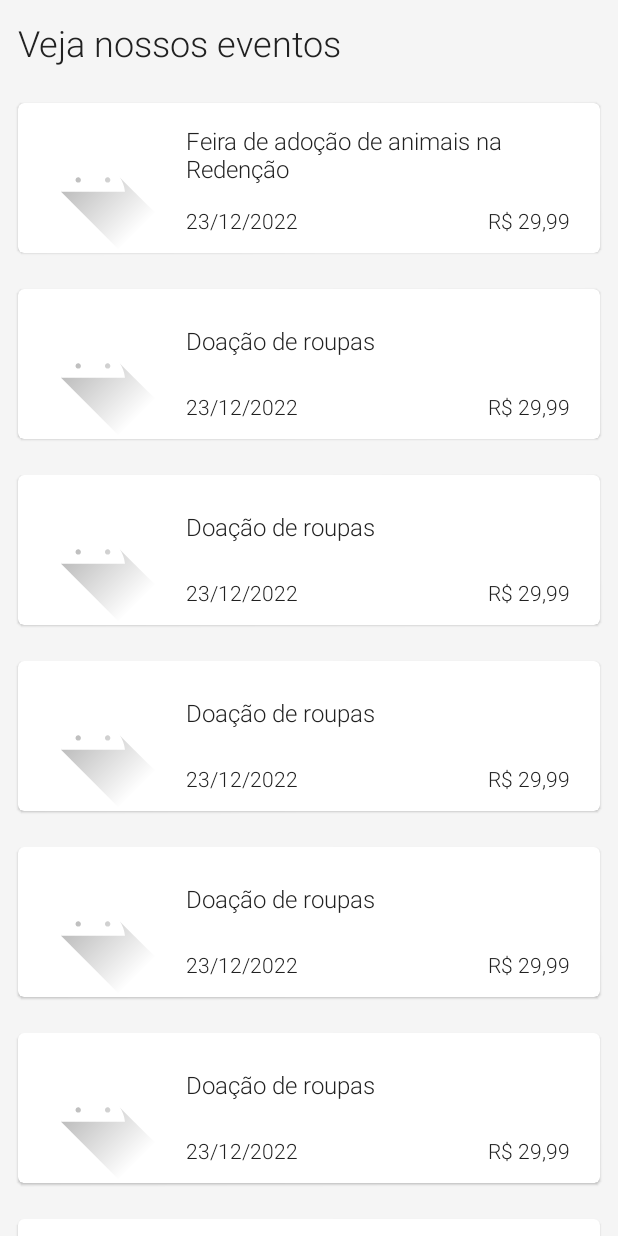
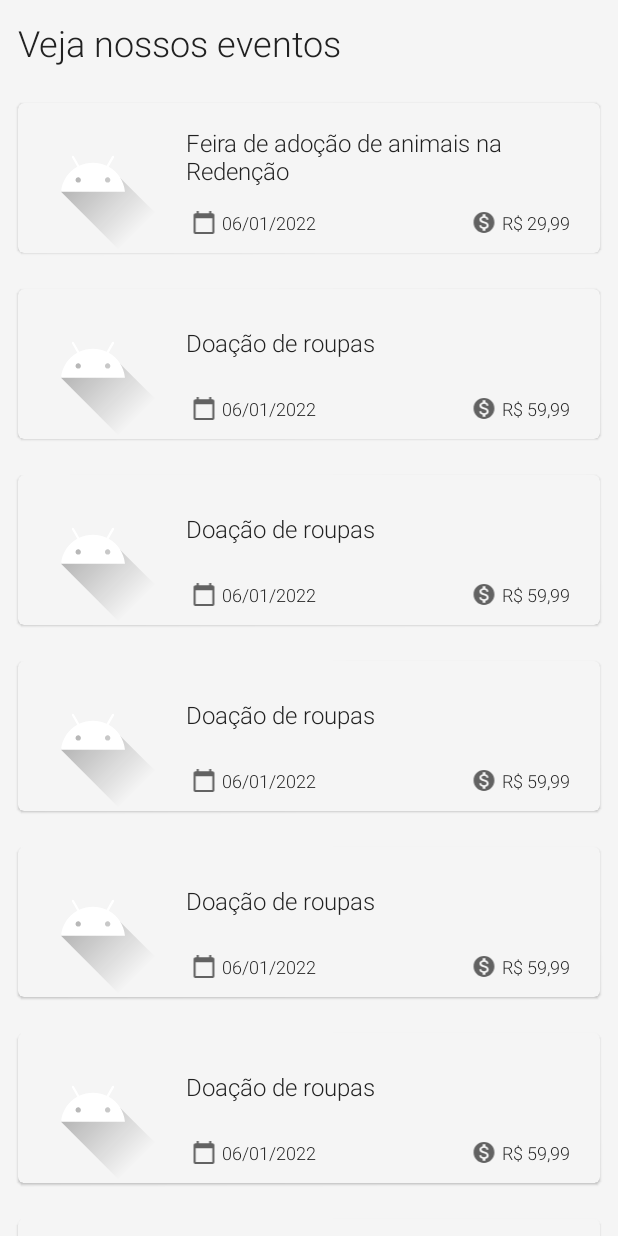
Before and after one commit to fernandozanutto/ApiConnection, an Android app: the screen it shows after launch (HomeActivity), on a phone screen of 412 x 824 dp. Run offline under Robolectric (Android 15) with nearby library versions, the phone set to English and light mode, and no system bars; pictures from the network do not load.

Commit message:
Melhorias layout e conteúdo

```diff
--- a/app/src/main/AndroidManifest.xml
+++ b/app/src/main/AndroidManifest.xml
@@ -27,6 +27,7 @@
         <activity
             android:name=".details.EventDetailsActivity"
             android:exported="false"/>
+
         <activity
             android:name=".home.HomeActivity"
             android:exported="true"
--- a/app/src/main/java/com/fzanutto/apiconnection/home/EventAdapter.kt
+++ b/app/src/main/java/com/fzanutto/apiconnection/home/EventAdapter.kt
@@ -11,9 +11,17 @@ import com.fzanutto.apiconnection.R
 import com.fzanutto.apiconnection.databinding.EventListBinding
 import com.fzanutto.apiconnection.details.EventDetailsActivity
 import com.fzanutto.apiconnection.model.Event
+import java.text.NumberFormat
+import java.text.SimpleDateFormat
+import java.util.Locale
 
 class EventAdapter(private var eventList: List<Event>) :
     RecyclerView.Adapter<EventAdapter.ViewHolder>() {
+
+    private val dateFormat = SimpleDateFormat("dd/MM/yyyy", Locale.ROOT)
+    private val numberFormat = NumberFormat.getCurrencyInstance(Locale("pt", "BR"))
+
+    override fun getItemCount(): Int = eventList.size
 
     fun updateEventList(list: List<Event>) {
         val oldSize = eventList.size
@@ -21,8 +29,6 @@ class EventAdapter(private var eventList: List<Event>) :
         notifyItemRangeRemoved(0, oldSize)
         notifyItemRangeInserted(0, list.size)
     }
-
-    inner class ViewHolder(val binding: EventListBinding) : RecyclerView.ViewHolder(binding.root)
 
     override fun onCreateViewHolder(parent: ViewGroup, viewType: Int): ViewHolder {
         val binding = EventListBinding.inflate(LayoutInflater.from(parent.context), parent, false)
@@ -32,33 +38,36 @@ class EventAdapter(private var eventList: List<Event>) :
     override fun onBindViewHolder(holder: ViewHolder, position: Int) {
         val event = eventList[position]
         val context = holder.binding.root.context
-        holder.binding.title.text = event.title
 
         val circularProgressDrawable = CircularProgressDrawable(context)
         circularProgressDrawable.strokeWidth = 5f
         circularProgressDrawable.centerRadius = 30f
         circularProgressDrawable.start()
 
-        Glide.with(holder.binding.root)
+        holder.binding.apply {
+            title.text = event.title
+            date.text = dateFormat.format(event.date)
+            price.text = numberFormat.format(event.price)
+
+            Glide.with(root)
                 .load(event.imageUrl)
                 .placeholder(circularProgressDrawable)
                 .centerCrop()
                 .error(R.drawable.ic_launcher_foreground)
-            .into(holder.binding.image)
+                .into(image)
 
-        holder.binding.root.setOnClickListener {
+            root.setOnClickListener {
                 val bundle = Bundle().apply {
                     putSerializable(EventDetailsActivity.EVENT_BUNDLE_KEY, event)
                 }
-            val intent = Intent(context, EventDetailsActivity::class.java).apply {
+
+                Intent(context, EventDetailsActivity::class.java).apply {
                     putExtras(bundle)
+                    context.startActivity(this)
                 }
-
-            context.startActivity(intent)
+            }
         }
     }
 
-    override fun getItemCount(): Int {
-        return eventList.size
+    inner class ViewHolder(val binding: EventListBinding) : RecyclerView.ViewHolder(binding.root)
 }
-}
--- a/app/src/main/java/com/fzanutto/apiconnection/network/ApiDummy.kt
+++ b/app/src/main/java/com/fzanutto/apiconnection/network/ApiDummy.kt
@@ -18,7 +18,7 @@ class ApiDummy: ApiConnection {
         Event("Doação de roupas", Date(), "https://i2.wp.com/assentopublico.com.br/wp-content/uploads/2017/07/Feira-de-alimentos-org%C3%A2nicos-naturais-e-artesanais-ganha-um-novo-espa%C3%A7o-em-Ribeir%C3%A3o.jpg", -51.2148497, -30.037878, 2,"O Patas Dadas estará na Redenção, ness...",  59.99),
         Event("Doação de roupas", Date(), "http://fm103.com.br/wp-content/uploads/2017/07/campanha-do-agasalho-balneario-camboriu-2016.jpg", -51.2148497, -30.037878, 2,"O Patas Dadas estará na Redenção, ness...",  59.99),
         Event("Doação de roupas", Date(), "https://static.wixstatic.com/media/579ac9_81e9766eaa2741a284e7a7f729429022~mv2.png", -51.2148497, -30.037878, 2,"O Patas Dadas estará na Redenção, ness...",  59.99),
-        Event("Doação de roupas", Date(), "http://fm103.com.br/wp-content/uploads/2017/07/campanha-do-agasalho-balneario-camboriu-2016.jpg", -51.2148497, -30.037878, 2,"O Patas Dadas estará na Redenção, ness...",  59.99),
+        Event("Doação de roupas", Date(), "http://fm103.com.br/wp-content/uploads/2017/07/campanha-do-agasalho-balneario-camboriu-2016.jpg", -51.2148497, -30.037878, 2,"O Patas Dadas estará na Redenção, ness...",  0.0),
         Event("Doação de roupas", Date(), "http://fm103.com.br/wp-content/uploads/2017/07/campanha-do-agasalho-balneario-camboriu-2016.jpg", -51.2148497, -30.037878, 2,"O Patas Dadas estará na Redenção, ness...",  59.99),
     )
 
--- /dev/null
+++ b/app/src/main/res/drawable/calendar.xml
@@ -0,0 +1,10 @@
+<vector xmlns:android="http://schemas.android.com/apk/res/android"
+    android:width="24dp"
+    android:height="24dp"
+    android:viewportWidth="24"
+    android:viewportHeight="24"
+    android:tint="?attr/colorControlNormal">
+  <path
+      android:fillColor="@android:color/white"
+      android:pathData="M20,3h-1L19,1h-2v2L7,3L7,1L5,1v2L4,3c-1.1,0 -2,0.9 -2,2v16c0,1.1 0.9,2 2,2h16c1.1,0 2,-0.9 2,-2L22,5c0,-1.1 -0.9,-2 -2,-2zM20,21L4,21L4,8h16v13z"/>
+</vector>
--- /dev/null
+++ b/app/src/main/res/drawable/monetization.xml
@@ -0,0 +1,10 @@
+<vector xmlns:android="http://schemas.android.com/apk/res/android"
+    android:width="24dp"
+    android:height="24dp"
+    android:viewportWidth="24"
+    android:viewportHeight="24"
+    android:tint="?attr/colorControlNormal">
+  <path
+      android:fillColor="@android:color/white"
+      android:pathData="M12,2C6.48,2 2,6.48 2,12s4.48,10 10,10 10,-4.48 10,-10S17.52,2 12,2zM13.41,18.09L13.41,20h-2.67v-1.93c-1.71,-0.36 -3.16,-1.46 -3.27,-3.4h1.96c0.1,1.05 0.82,1.87 2.65,1.87 1.96,0 2.4,-0.98 2.4,-1.59 0,-0.83 -0.44,-1.61 -2.67,-2.14 -2.48,-0.6 -4.18,-1.62 -4.18,-3.67 0,-1.72 1.39,-2.84 3.11,-3.21L10.74,4h2.67v1.95c1.86,0.45 2.79,1.86 2.85,3.39L14.3,9.34c-0.05,-1.11 -0.64,-1.87 -2.22,-1.87 -1.5,0 -2.4,0.68 -2.4,1.64 0,0.84 0.65,1.39 2.67,1.91s4.18,1.39 4.18,3.91c-0.01,1.83 -1.38,2.83 -3.12,3.16z"/>
+</vector>
--- a/app/src/main/res/layout/event_list.xml
+++ b/app/src/main/res/layout/event_list.xml
@@ -1,13 +1,12 @@
 <?xml version="1.0" encoding="utf-8"?>
 <com.google.android.material.card.MaterialCardView xmlns:android="http://schemas.android.com/apk/res/android"
     xmlns:app="http://schemas.android.com/apk/res-auto"
+    style="@style/Theme.ApiConnection.Card"
     android:layout_width="match_parent"
     android:layout_height="wrap_content"
     android:layout_margin="12dp"
     android:clickable="true"
-    android:focusable="true"
-    app:rippleColor="@color/black"
-    android:elevation="1dp">
+    android:focusable="true">
 
     <androidx.constraintlayout.widget.ConstraintLayout
         android:layout_width="match_parent"
@@ -18,6 +17,7 @@
             android:layout_width="100dp"
             android:layout_height="100dp"
             android:contentDescription="@string/image_description"
+            android:src="@drawable/ic_launcher_foreground"
             app:layout_constraintBottom_toBottomOf="parent"
             app:layout_constraintStart_toStartOf="parent"
             app:layout_constraintTop_toTopOf="parent" />
@@ -26,34 +26,58 @@
             android:id="@+id/title"
             android:layout_width="0dp"
             android:layout_height="wrap_content"
+            android:layout_margin="12dp"
             android:ellipsize="end"
-            android:layout_margin="12dp"
             android:maxLines="2"
+            android:text="@string/app_name"
             android:textSize="16sp"
-            android:text="@string/app_name"
-            app:layout_constraintBottom_toTopOf="@id/date"
+            app:layout_constraintBottom_toTopOf="@id/date_layout"
             app:layout_constraintEnd_toEndOf="parent"
             app:layout_constraintStart_toEndOf="@id/image"
             app:layout_constraintTop_toTopOf="parent" />
 
-        <TextView
-            android:id="@+id/date"
+        <androidx.appcompat.widget.LinearLayoutCompat
+            android:id="@+id/date_layout"
             android:layout_width="wrap_content"
             android:layout_height="wrap_content"
-            android:text="@string/placeholder_date"
             android:layout_margin="12dp"
             app:layout_constraintBottom_toBottomOf="parent"
-            app:layout_constraintStart_toEndOf="@id/image" />
+            app:layout_constraintStart_toEndOf="@id/image">
 
-        <TextView
-            android:id="@+id/value"
+            <androidx.constraintlayout.utils.widget.ImageFilterView
+                android:layout_width="wrap_content"
+                android:layout_height="match_parent"
+                android:src="@drawable/calendar" />
+
+            <TextView
+                android:id="@+id/date"
+                android:textSize="12sp"
+                android:layout_width="wrap_content"
+                android:layout_height="wrap_content"
+                android:text="@string/placeholder_date" />
+        </androidx.appcompat.widget.LinearLayoutCompat>
+
+        <androidx.appcompat.widget.LinearLayoutCompat
+            android:id="@+id/price_layout"
             android:layout_width="wrap_content"
             android:layout_height="wrap_content"
-            android:text="@string/placeholder_price"
+            android:layout_marginEnd="20dp"
             android:layout_marginBottom="12dp"
-            android:layout_marginEnd="20dp"
             app:layout_constraintBottom_toBottomOf="parent"
-            app:layout_constraintEnd_toEndOf="parent" />
+            app:layout_constraintEnd_toEndOf="parent">
+
+            <androidx.constraintlayout.utils.widget.ImageFilterView
+                android:layout_width="wrap_content"
+                android:layout_height="match_parent"
+                android:src="@drawable/monetization" />
+
+            <TextView
+                android:id="@+id/price"
+                android:textSize="12sp"
+                android:layout_width="wrap_content"
+                android:layout_height="wrap_content"
+                android:text="@string/placeholder_price" />
+        </androidx.appcompat.widget.LinearLayoutCompat>
 
     </androidx.constraintlayout.widget.ConstraintLayout>
 
--- a/app/src/main/res/layout/home_activity.xml
+++ b/app/src/main/res/layout/home_activity.xml
@@ -14,7 +14,7 @@
         android:layout_height="match_parent">
 
         <TextView
-            android:id="@+id/title"
+            android:id="@+id/title_layout"
             android:layout_width="match_parent"
             android:layout_height="wrap_content"
             android:padding="12dp"
@@ -32,7 +32,7 @@
             app:layoutManager="androidx.recyclerview.widget.LinearLayoutManager"
             app:layout_constraintEnd_toEndOf="parent"
             app:layout_constraintStart_toStartOf="parent"
-            app:layout_constraintTop_toBottomOf="@id/title"
+            app:layout_constraintTop_toBottomOf="@id/title_layout"
             tools:listitem="@layout/event_list" />
     </androidx.constraintlayout.widget.ConstraintLayout>
 </androidx.core.widget.NestedScrollView>
--- a/app/src/main/res/values/themes.xml
+++ b/app/src/main/res/values/themes.xml
@@ -15,9 +15,14 @@
         <!-- Customize your theme here. -->
         <item name="android:windowLightStatusBar" tools:targetApi="23">true</item>
         <item name="windowActionBar">true</item>
+        <item name="actionBarStyle">@style/ActionBar</item>
 
         <item name="android:textColor">@color/dark_gray</item>
         <item name="fontFamily">sans-serif-light</item>
+    </style>
+
+    <style name="ActionBar" parent="Widget.AppCompat.ActionBar">
+        <item name="background">@color/background</item>
     </style>
 
     <style name="Theme.ApiConnection.NoActionBar">
@@ -25,6 +30,12 @@
         <item name="windowNoTitle">true</item>
     </style>
 
+    <style name="Theme.ApiConnection.Card" parent="Widget.MaterialComponents.CardView">
+        <item name="cardBackgroundColor">@color/background</item>
+        <item name="rippleColor">#40565656</item>
+        <item name="elevation">1dp</item>
+    </style>
+
     <style name="Theme.ApiConnection.AppBarOverlay" parent="ThemeOverlay.AppCompat.ActionBar" />
 
     <style name="Theme.ApiConnection.PopupOverlay" parent="ThemeOverlay.AppCompat.Light" />
```
Also changed, not shown: app/src/main/java/com/fzanutto/apiconnection/details/EventDetailsActivity.kt (+9 -1 lines), app/src/main/res/layout/activity_event_details.xml (+38 -21 lines). Lines whose indentation alone changed are shown as unchanged.
